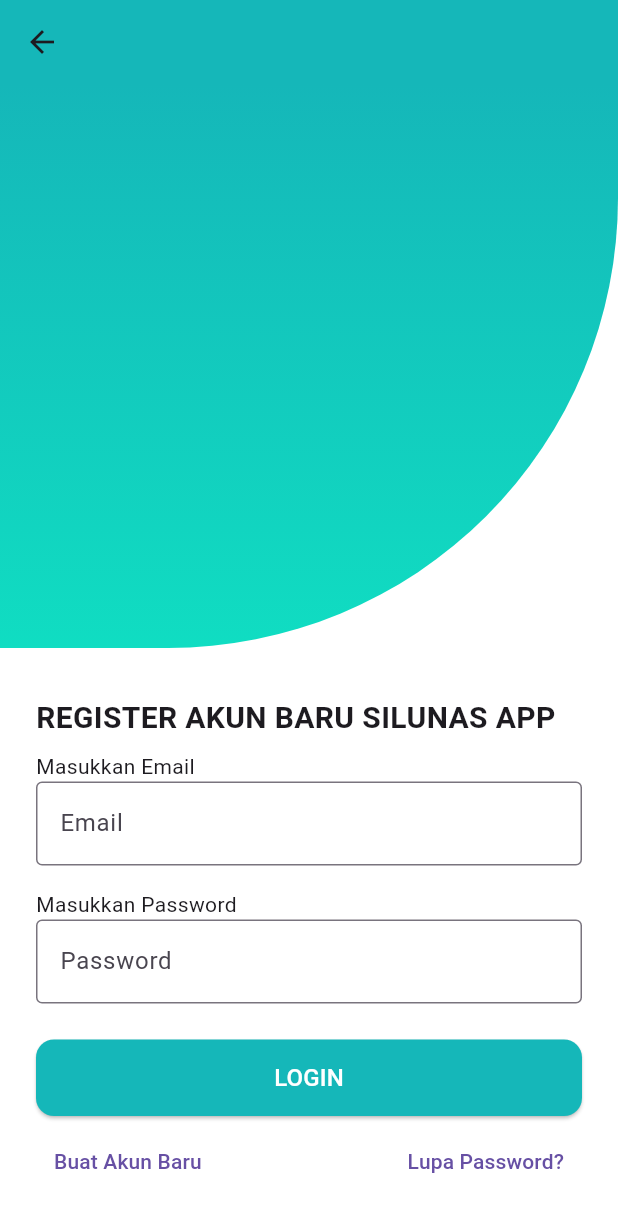
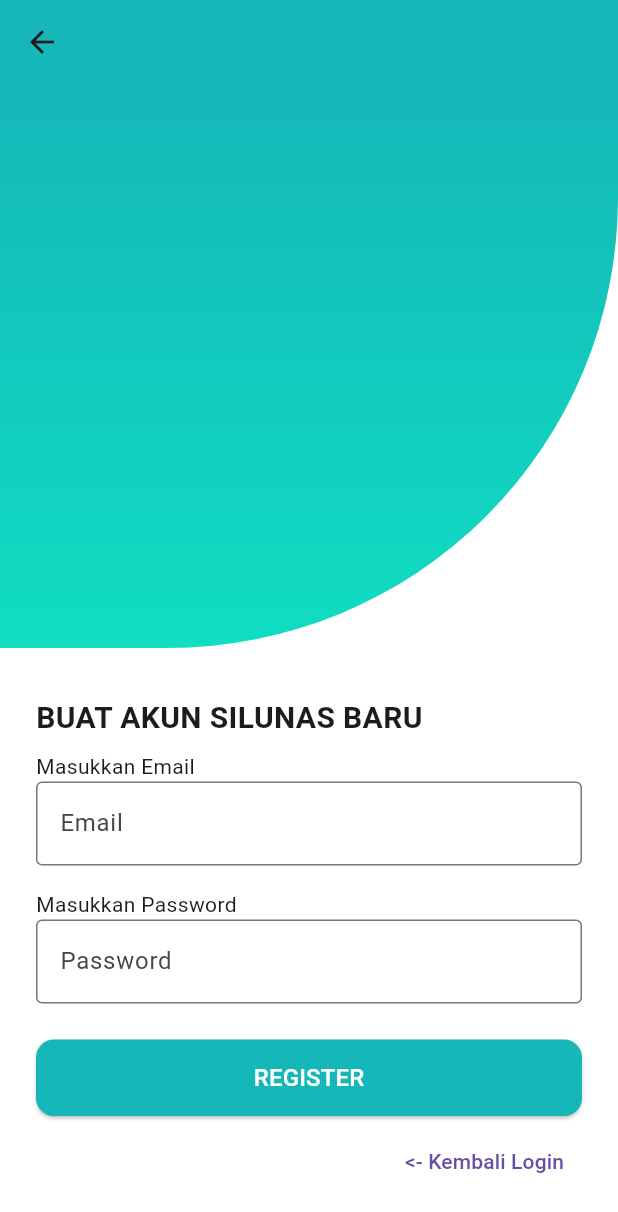
Before and after one commit to Zammil00/SiLunas, a Flutter app: the RegisterView screen opened by its route, on a phone screen of 412 x 824 dp. Shown: the top 1212 px of the screen. Run offline on Flutter 3.47's test engine with Material 3 defaults, Android fonts, the light colour scheme and no system bars; our stand-ins replace get, google_fonts.

Commit message:
Update Register Page

```diff
--- a/lib/app/modules/register/views/register_view.dart
+++ b/lib/app/modules/register/views/register_view.dart
@@ -45,7 +45,7 @@
                   crossAxisAlignment: CrossAxisAlignment.start,
                   children: [
                     const Text(
-                      "REGISTER AKUN BARU SILUNAS APP",
+                      "BUAT AKUN SILUNAS BARU",
                       textAlign: TextAlign.start,
                       style: TextStyle(
                         fontSize: 20,
@@ -87,7 +87,7 @@
                         ),
                         onPressed: () {},
                         child: const Text(
-                          "LOGIN",
+                          "REGISTER",
                           style: TextStyle(fontSize: 16, color: Colors.white),
                         ),
                       ),
@@ -95,14 +95,10 @@
                     SizedBox(height: 6),
                     Row(
                       children: [
-                        TextButton(
-                          onPressed: () => Get.offAllNamed('/register'),
-                          child: Text("Buat Akun Baru"),
-                        ),
                         Spacer(),
                         TextButton(
-                          onPressed: () => Get.offAllNamed('/forgotpass'),
-                          child: Text("Lupa Password?"),
+                          onPressed: () => Get.offAllNamed('/login'),
+                          child: Text("<- Kembali Login"),
                         ),
                       ],
                     ),
```
